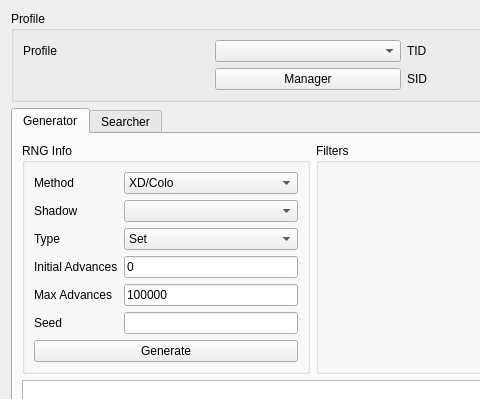
Old version of the form Forms/Gen3/GameCube.ui in the repository Admiral-Fish/PokeFinder; both pictures show x 0 to 480 and y 0 to 399 of the 1200 by 700 pixel window.
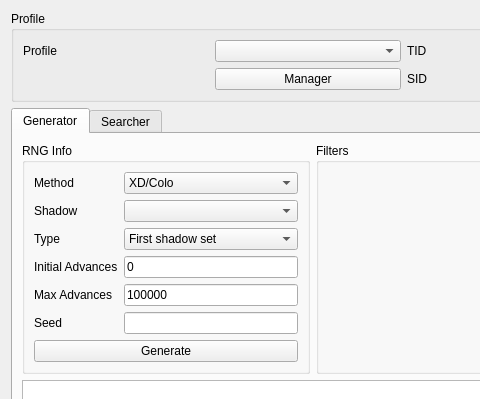
New version of the form. Custom widgets are drawn as their Qt base class.

The edit to the form file:
```diff
--- a/Forms/Gen3/GameCube.ui
+++ b/Forms/Gen3/GameCube.ui
@@ -277,7 +277,7 @@
            <widget class="QComboBox" name="comboBoxGeneratorType">
             <item>
              <property name="text">
-              <string>Set</string>
+              <string>First shadow set</string>
              </property>
             </item>
             <item>
```
Left out of the diff: 2 changed lines with no effect on the pictures.
